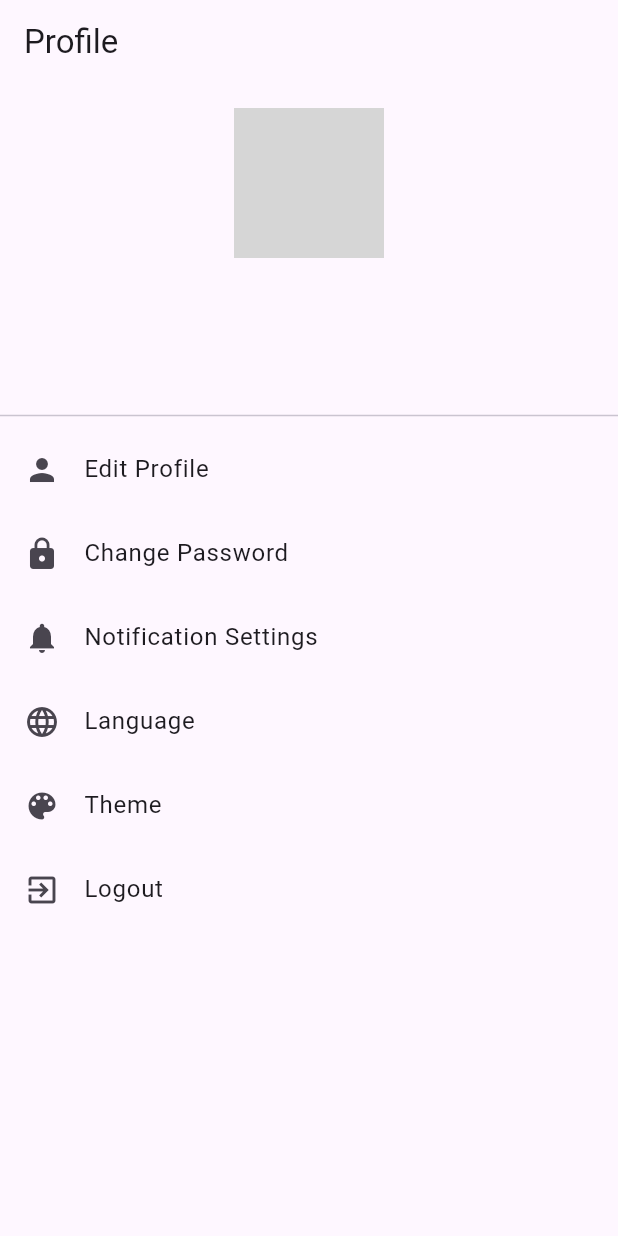
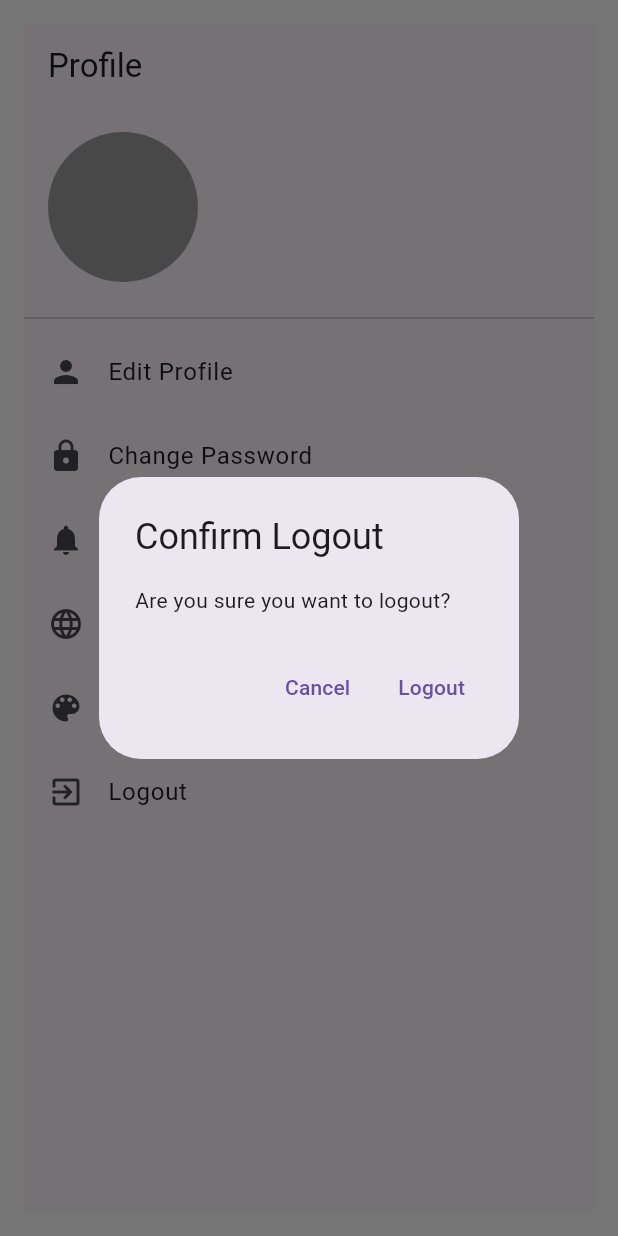
Before and after one commit to VinChriZ/MoneyManager, a Flutter app: the ProfilePage screen opened directly, after a tap on "Logout", on a phone screen of 412 x 824 dp. Run offline on Flutter 3.47's test engine with Material 3 defaults, Android fonts, the phone set to English and light mode, and no system bars; our stand-ins replace cloud_firestore, firebase_auth, firebase_core, fl_chart, flutter_speed_dial, font_awesome_flutter and 1 more; accounts and stored records are empty; network calls fail; grey boxes are pictures that could not be loaded.

Commit message:
logout profile works

```diff
--- a/lib/main.dart
+++ b/lib/main.dart
@@ -26,7 +26,6 @@ class MyApp extends StatelessWidget {
       child: MaterialApp(
         debugShowCheckedModeBanner: false,
         home: SplashScreen(),
-        // home: HomeScreen(),
       ),
     );
   }
--- a/lib/profile.dart
+++ b/lib/profile.dart
@@ -1,7 +1,9 @@
 // ignore_for_file: prefer_const_constructors, avoid_print
 
 import 'dart:convert';
+import 'package:firebase_auth/firebase_auth.dart';
 
+import 'login.dart';
 import 'package:flutter/material.dart';
 import 'package:http/http.dart' as http;
 
@@ -50,7 +52,9 @@ class _ProfilePageState extends State<ProfilePage> {
 
   @override
   Widget build(BuildContext context) {
-    return Scaffold(
+    return Padding(
+      padding: const EdgeInsets.all(16.0),
+      child: Scaffold(
         appBar: AppBar(
           title: Text('Profile'),
         ),
@@ -61,9 +65,10 @@ class _ProfilePageState extends State<ProfilePage> {
                   children: [
                     Container(
                       padding: EdgeInsets.all(16.0),
-                    child: Column(
+                      child: Row(
                         children: [
-                        CircleAvatar(
+                          Container(
+                            child: CircleAvatar(
                               radius: 50,
                               backgroundImage: NetworkImage(
                                   'https://static.vecteezy.com/system/resources/previews/009/749/643/original/woman-profile-mascot-illustration-female-avatar-character-icon-cartoon-girl-head-face-business-user-logo-free-vector.jpg'),
@@ -74,17 +79,27 @@ class _ProfilePageState extends State<ProfilePage> {
                               //   return Text('Image not found');
                               // },
                             ),
-                        SizedBox(height: 16.0),
+                          ),
+                          SizedBox(width: 24.0),
+                          Container(
+                            child: Column(
+                              crossAxisAlignment: CrossAxisAlignment.start,
+                              children: [
                                 Text(
                                   _user.name,
                                   style: TextStyle(
-                              fontSize: 24, fontWeight: FontWeight.bold),
+                                      fontSize: 24,
+                                      fontWeight: FontWeight.bold),
                                 ),
                                 SizedBox(height: 8.0),
                                 Text(
                                   _user.email,
-                          style: TextStyle(fontSize: 16, color: Colors.grey),
+                                  style: TextStyle(
+                                      fontSize: 16, color: Colors.grey),
                                 ),
+                              ],
+                            ),
+                          )
                         ],
                       ),
                     ),
@@ -117,9 +132,38 @@ class _ProfilePageState extends State<ProfilePage> {
                     ListTile(
                       leading: Icon(Icons.exit_to_app),
                       title: Text('Logout'),
-                    onTap: () {},
+                      onTap: () {
+                        showDialog(
+                          context: context,
+                          builder: (BuildContext context) {
+                            return AlertDialog(
+                              title: Text('Confirm Logout'),
+                              content: Text('Are you sure you want to logout?'),
+                              actions: <Widget>[
+                                TextButton(
+                                  onPressed: () {
+                                    Navigator.of(context).pop();
+                                  },
+                                  child: Text('Cancel'),
+                                ),
+                                TextButton(
+                                  onPressed: () async {
+                                    await FirebaseAuth.instance.signOut();
+                                    Navigator.of(context).pushReplacement(
+                                      MaterialPageRoute(
+                                          builder: (context) => Login()),
+                                    );
+                                  },
+                                  child: Text('Logout'),
                                 ),
                               ],
+                            );
+                          },
+                        );
+                      },
+                    ),
+                  ],
+                ),
               ),
       ),
     );
--- a/lib/splash_screen.dart
+++ b/lib/splash_screen.dart
@@ -44,6 +44,8 @@ class _SplashScreenState extends State<SplashScreen> with SingleTickerProviderSt
             end: Alignment.bottomLeft,
         ),
       ),
+      child: Padding(
+        padding: const EdgeInsets.all(8.0),
         child: Column(
           mainAxisAlignment: MainAxisAlignment.center,
           children: const[
@@ -52,13 +54,14 @@ class _SplashScreenState extends State<SplashScreen> with SingleTickerProviderSt
               style: TextStyle(
                 fontStyle: FontStyle.normal,
                 color: Colors.white,
-              fontSize: 52,
+                fontSize: 30,
                 fontWeight: FontWeight.bold
                 ),
               )
             ],
           ),
       ),
+      ),
     );
   }
 }
```
Also changed, not shown: lib/login.dart (+5 -5 lines). Lines whose indentation alone changed are shown as unchanged.
